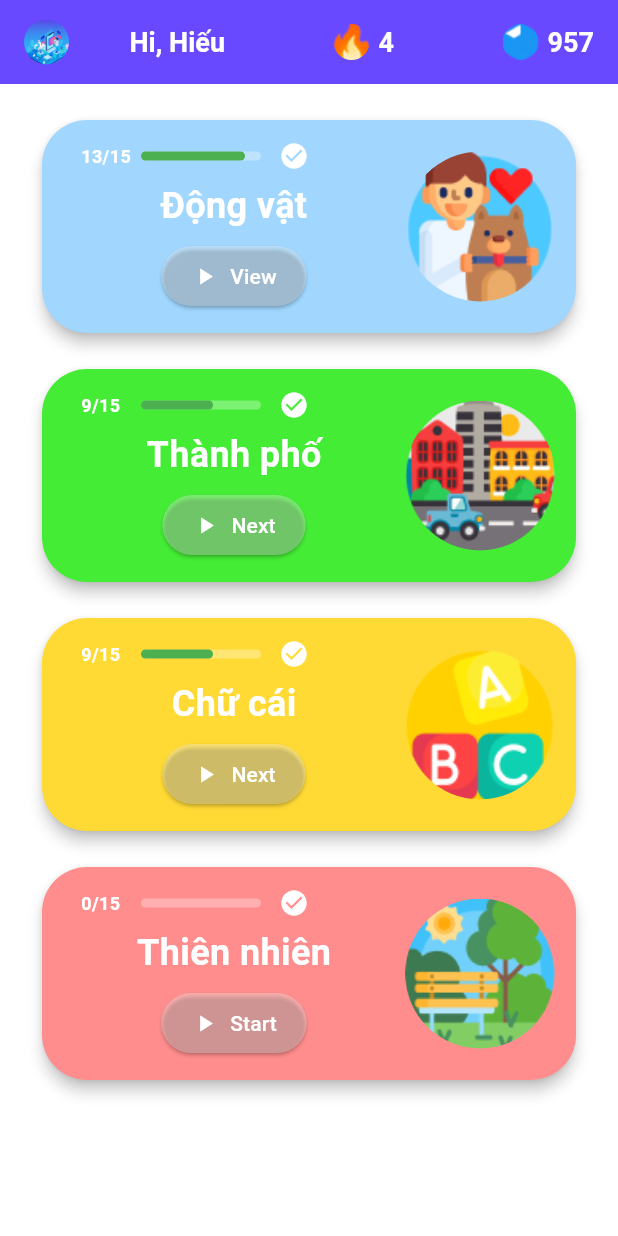
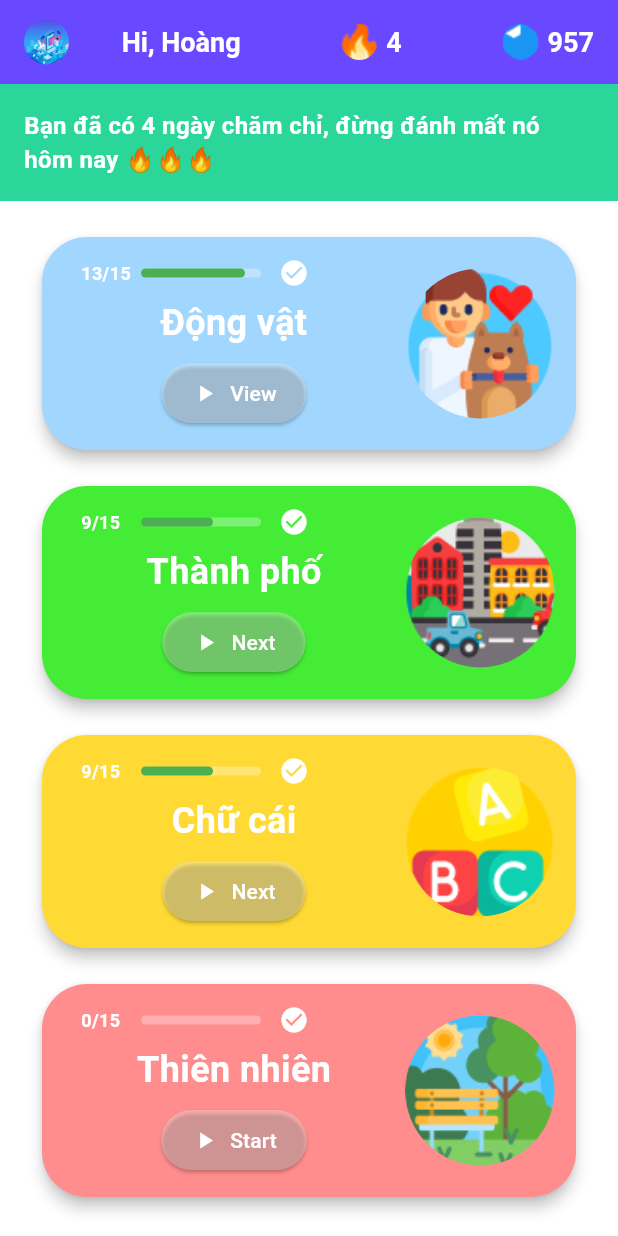
Before and after one commit to nhdhieuu/lazish, a Flutter app: the HomePage screen opened directly, on a phone screen of 412 x 824 dp. Run offline on Flutter 3.47's test engine with Material 3 defaults, Android fonts, the phone set to English and light mode, and no system bars; our stand-ins replace card_swiper, chewie, elegant_notification, fl_chart, flutter_tts, get and 3 more.

Commit message:
Add: Home Page Container

```diff
--- a/lib/pages/home_page.dart
+++ b/lib/pages/home_page.dart
@@ -16,6 +16,7 @@ class HomePage extends StatefulWidget {
 }
 
 class _HomePageState extends State<HomePage> {
+  bool _isVisible = true; // Biến trạng thái để kiểm tra hiển thị
   void showChallengeTrackerBottomSheet(BuildContext context) {
     showModalBottomSheet(
       context: context,
@@ -24,13 +25,9 @@ class _HomePageState extends State<HomePage> {
       shape: const RoundedRectangleBorder(
         borderRadius: BorderRadius.vertical(top: Radius.circular(30)),
       ),
-      builder: (context) =>
-          Padding(
+      builder: (context) => Padding(
         padding: EdgeInsets.only(
-              bottom: MediaQuery
-                  .of(context)
-                  .viewInsets
-                  .bottom,
+          bottom: MediaQuery.of(context).viewInsets.bottom,
         ),
         child: const SingleChildScrollView(
           child:
@@ -62,7 +59,6 @@ class _HomePageState extends State<HomePage> {
                 );
               },
               child: ClipOval(
-
                 child: Image.asset(
                   'assets/avatar.png', // Đường dẫn đến hình quốc kỳ
                   width: 30,
@@ -72,13 +68,15 @@ class _HomePageState extends State<HomePage> {
               ),
             ),
 
-            const SizedBox(width: 8,),
+            const SizedBox(
+              width: 8,
+            ),
 
             Row(
               mainAxisAlignment: MainAxisAlignment.center,
               children: [
                 Text(
-                  "Hi, Hiếu",
+                  "Hi, Hoàng",
                   style: const TextStyle(
                     color: Colors.white,
                     fontSize: 18,
@@ -146,7 +144,32 @@ class _HomePageState extends State<HomePage> {
           ],
         ),
       ),
-      body: ListView(
+      body: Column(
+        children: [
+          _isVisible
+              ? GestureDetector(
+                  onTap: () {
+                    setState(() {
+                      _isVisible = false; // Ẩn container khi onTap
+                    });
+                  },
+                  child: Container(
+                    padding: const EdgeInsets.all(16.0),
+                    color: const Color(0xFF2AD699),
+                    child: const Text(
+                      'Bạn đã có 4 ngày chăm chỉ, đừng đánh mất nó hôm nay 🔥🔥🔥',
+                      style: TextStyle(
+                        color: Colors.white,
+                        fontSize: 16,
+                        fontWeight: FontWeight.bold,
+                      ),
+                      textAlign: TextAlign.start,
+                    ),
+                  ),
+                )
+              : SizedBox.shrink(),
+          Expanded(
+            child: ListView(
               padding: const EdgeInsets.all(12.0),
               children: [
                 TopicCard(
@@ -159,9 +182,10 @@ class _HomePageState extends State<HomePage> {
                     Navigator.push(
                       context,
                       MaterialPageRoute(
-                  builder: (context) =>
-                      LearningPathPage(
-                        title: "Động vật", color: Color(0xffA1D7FF),),
+                        builder: (context) => LearningPathPage(
+                          title: "Động vật",
+                          color: Color(0xffA1D7FF),
+                        ),
                       ),
                     );
                   },
@@ -177,9 +201,10 @@ class _HomePageState extends State<HomePage> {
                     Navigator.push(
                       context,
                       MaterialPageRoute(
-                  builder: (context) =>
-                      LearningPathPage(title: "Thành phố",
-                        color: Color.fromARGB(255, 68, 236, 53),),
+                        builder: (context) => LearningPathPage(
+                          title: "Thành phố",
+                          color: Color.fromARGB(255, 68, 236, 53),
+                        ),
                       ),
                     );
                   },
@@ -195,9 +220,10 @@ class _HomePageState extends State<HomePage> {
                     Navigator.push(
                       context,
                       MaterialPageRoute(
-                  builder: (context) =>
-                      LearningPathPage(
-                        title: "Chữ cái", color: Color(0xffFFDA35),),
+                        builder: (context) => LearningPathPage(
+                          title: "Chữ cái",
+                          color: Color(0xffFFDA35),
+                        ),
                       ),
                     );
                   },
@@ -213,9 +239,10 @@ class _HomePageState extends State<HomePage> {
                     Navigator.push(
                       context,
                       MaterialPageRoute(
-                  builder: (context) =>
-                      LearningPathPage(
-                        title: "Thiên nhiên", color: Color(0xffFF8D8D),),
+                        builder: (context) => LearningPathPage(
+                          title: "Thiên nhiên",
+                          color: Color(0xffFF8D8D),
+                        ),
                       ),
                     );
                   },
@@ -223,6 +250,9 @@ class _HomePageState extends State<HomePage> {
                 ),
               ],
             ),
+          ),
+        ],
+      ),
     );
   }
 }
```
Lines whose indentation alone changed are shown as unchanged.
